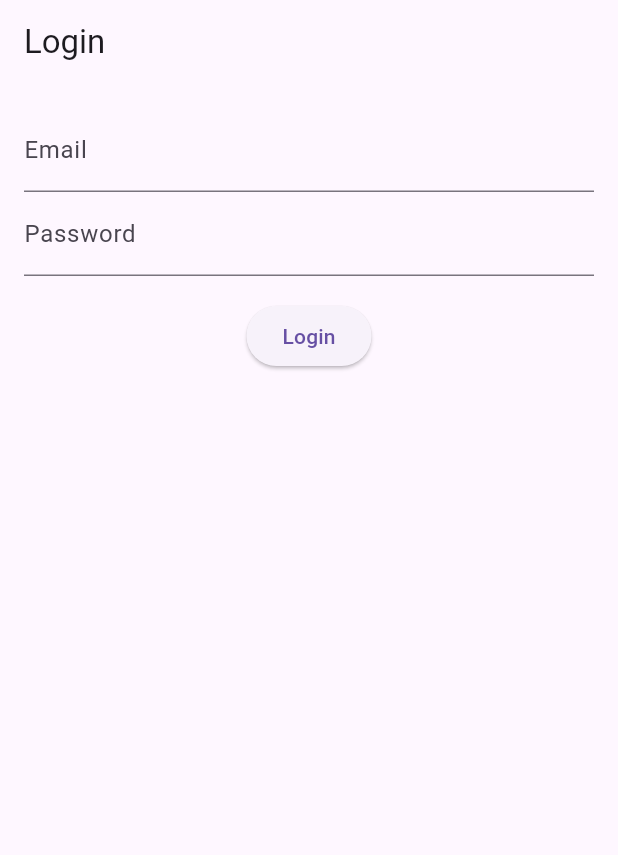
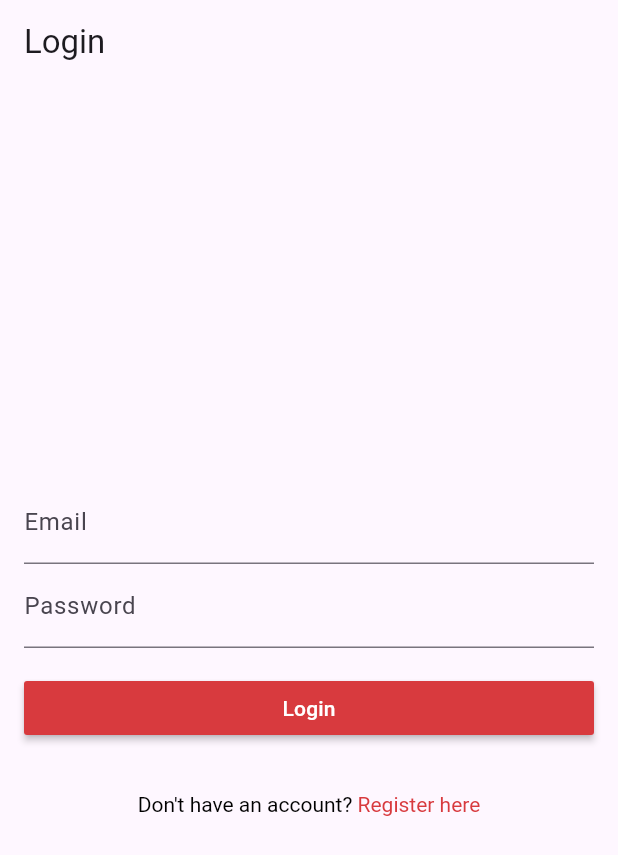
Before and after one commit to salvatoluice/dtree, a Flutter app: the screen it shows after launch, on a phone screen of 412 x 824 dp. Shown: the top 855 px of the screen. Run offline on Flutter 3.47's test engine with Material 3 defaults, Android fonts, the phone set to English and light mode, and no system bars.

Commit message:
add register and login screens

```diff
--- a/lib/main.dart
+++ b/lib/main.dart
@@ -3,6 +3,11 @@
 import 'package:flutter/material.dart';
 import 'package:dtree/screens/registration_screen.dart';
 import 'package:dtree/screens/login_screen.dart';
+
+const Color primaryColor = Color(0xFFD83A3E);
+const Color secondaryColor = Color(0xFFFDEDEE);
+const Color fastColor = Color(0xFF1E2023);
+const Color thirdColor = Color(0xFFFF9021);
 
 void main() {
   runApp(MyApp());
@@ -12,11 +17,11 @@ class MyApp extends StatelessWidget {
   @override
   Widget build(BuildContext context) {
     return MaterialApp(
-      title: 'Flutter Auth Demo',
+      title: 'Dtree',
       theme: ThemeData(
         primarySwatch: Colors.blue,
       ),
-      home: LoginScreen(), // Start with login screen
+      home: LoginScreen(),
       routes: {
         '/register': (context) => RegistrationScreen(),
         '/login': (context) => LoginScreen(),
--- a/lib/screens/login_screen.dart
+++ b/lib/screens/login_screen.dart
@@ -1,6 +1,5 @@
-// lib/screens/login_screen.dart
-
 import 'package:flutter/material.dart';
+import 'package:dtree/main.dart';
 import 'package:dtree/services/auth_service.dart';
 
 class LoginScreen extends StatelessWidget {
@@ -12,23 +11,39 @@ class LoginScreen extends StatelessWidget {
     return Scaffold(
       appBar: AppBar(
         title: Text('Login'),
+        // backgroundColor: primaryColor,
       ),
       body: Padding(
         padding: const EdgeInsets.all(16.0),
         child: Column(
-          crossAxisAlignment: CrossAxisAlignment.center,
+          mainAxisAlignment:
+              MainAxisAlignment.center, // Center content vertically
+          crossAxisAlignment:
+              CrossAxisAlignment.stretch, // Stretch content horizontally
           children: [
             TextField(
               controller: emailController,
-              decoration: InputDecoration(labelText: 'Email'),
+              decoration: InputDecoration(
+                labelText: 'Email',
+                focusedBorder: UnderlineInputBorder(
+                  borderSide: BorderSide(
+                      color: primaryColor), // Line color when focused
+                ),
+              ),
             ),
             TextField(
               controller: passwordController,
               obscureText: true,
-              decoration: InputDecoration(labelText: 'Password'),
+              decoration: InputDecoration(
+                labelText: 'Password',
+                focusedBorder: UnderlineInputBorder(
+                  borderSide: BorderSide(
+                      color: primaryColor),
+                ),
+              ),
             ),
             SizedBox(height: 16),
-            ElevatedButton(
+            MaterialButton(
               onPressed: () async {
                 final success = await AuthService.loginUser(
                   emailController.text,
@@ -40,7 +55,28 @@ class LoginScreen extends StatelessWidget {
                   // Login failed, show error message
                 }
               },
+              color: primaryColor,
+              textColor: Colors.white,
               child: Text('Login'),
+            ),
+            SizedBox(height: 16),
+            TextButton(
+              onPressed: () {
+                Navigator.pushNamed(
+                    context, '/register'); // Navigate to register screen
+              },
+              child: RichText(
+                text: TextSpan(
+                  text: 'Don\'t have an account? ',
+                  style: TextStyle(color: Colors.black),
+                  children: [
+                    TextSpan(
+                      text: 'Register here',
+                      style: TextStyle(color: primaryColor),
+                    ),
+                  ],
+                ),
+              ),
             ),
           ],
         ),
```
Also changed, not shown: lib/screens/registration_screen.dart (+28 -3 lines).
